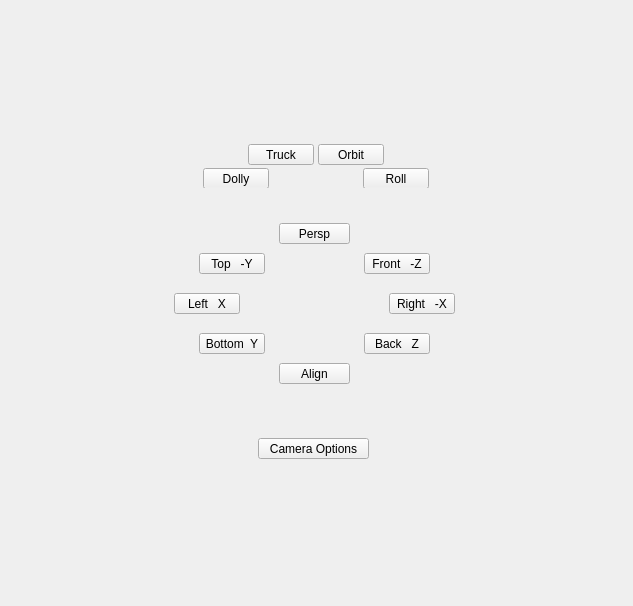
The window that tentacle/ui/1/cameras.ui (m3trik/tentacle) describes before a commit, drawn with Qt 5.
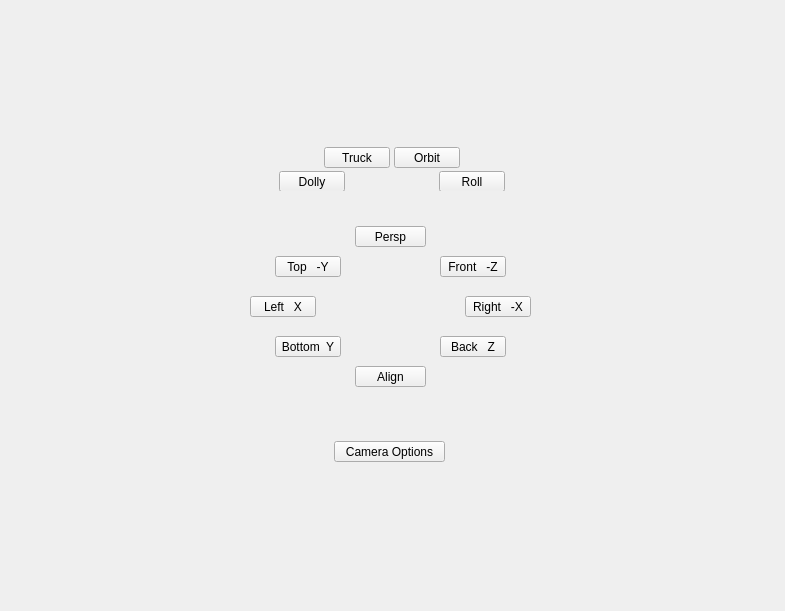
The same window after the commit. Custom widgets are drawn as their Qt base class.

```diff
--- a/tentacle/ui/1/cameras.ui
+++ b/tentacle/ui/1/cameras.ui
@@ -9,8 +9,8 @@
    <rect>
     <x>0</x>
     <y>0</y>
-    <width>633</width>
-    <height>606</height>
+    <width>785</width>
+    <height>611</height>
    </rect>
   </property>
   <property name="sizePolicy">
@@ -61,10 +61,10 @@
      <widget class="QWidget" name="staticWindow" native="true">
       <layout class="QGridLayout" name="gridLayout_2">
        <item row="0" column="0" rowspan="3">
-        <widget class="QWidget" name="hidden_area3" native="true"/>
+        <widget class="Region" name="region_4" native="true"/>
        </item>
        <item row="0" column="1">
-        <widget class="QWidget" name="hidden_area0" native="true">
+        <widget class="Region" name="region" native="true">
          <layout class="QVBoxLayout" name="verticalLayout">
           <item>
            <spacer name="verticalSpacer">
@@ -217,7 +217,7 @@
         </widget>
        </item>
        <item row="0" column="2" rowspan="3">
-        <widget class="QWidget" name="hidden_area1" native="true"/>
+        <widget class="Region" name="region_2" native="true"/>
        </item>
        <item row="1" column="1">
         <widget class="QWidget" name="viewport" native="true">
@@ -436,7 +436,7 @@
         </widget>
        </item>
        <item row="2" column="1">
-        <widget class="QWidget" name="hidden_area2" native="true">
+        <widget class="Region" name="region_3" native="true">
          <property name="sizePolicy">
           <sizepolicy hsizetype="Preferred" vsizetype="MinimumExpanding">
            <horstretch>0</horstretch>
@@ -504,6 +504,14 @@
    </layout>
   </widget>
  </widget>
+ <customwidgets>
+  <customwidget>
+   <class>Region</class>
+   <extends>QWidget</extends>
+   <header>region.h</header>
+   <container>1</container>
+  </customwidget>
+ </customwidgets>
  <resources/>
  <connections/>
  <designerdata>
```
Left out of the diff: 24 changed lines with no effect on the pictures.
